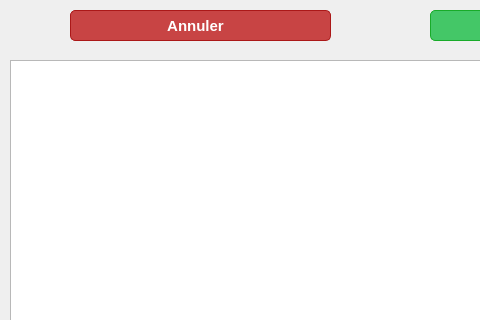
Old version of the form editmeteodataform.ui in the repository rgex/previRecolte; both pictures show x 0 to 480 and y 0 to 320 of the 760 by 650 pixel window.
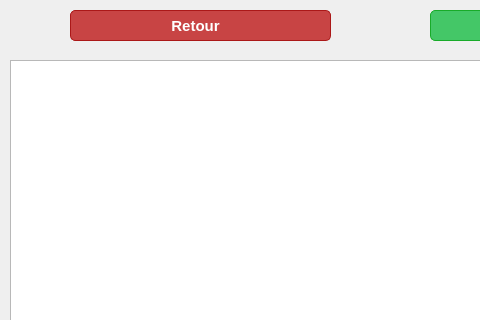
New version of the form. Icons and pictures are not drawn.

What changed in the file:
```diff
--- a/editmeteodataform.ui
+++ b/editmeteodataform.ui
@@ -125,7 +125,7 @@
 }</string>
    </property>
    <property name="text">
-    <string>Annuler</string>
+    <string>Retour</string>
    </property>
    <property name="icon">
     <iconset resource="projectRessources.qrc">
```
Left out of the diff: 2 changed lines with no effect on the pictures.
